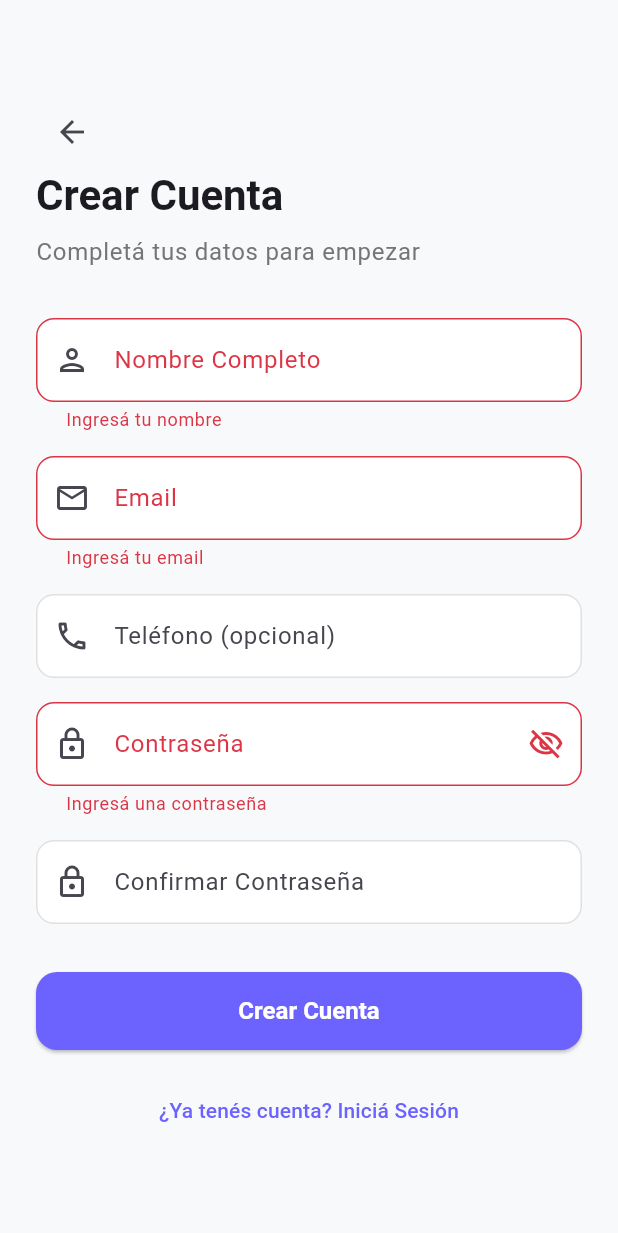
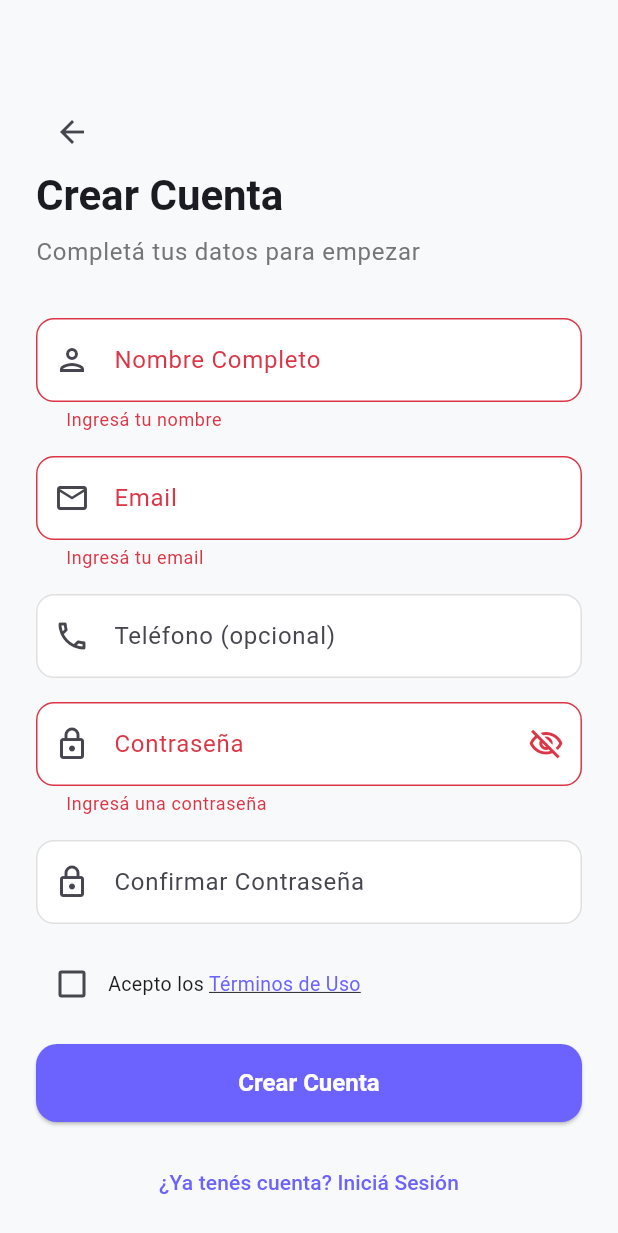
Before and after one commit to Cozzo-Emi/paw-adoptar, a Flutter app: the RegisterScreen screen opened by its route, after a tap on "Crear Cuenta", on a phone screen of 412 x 824 dp. Shown: the top 1233 px of the screen. Run offline on Flutter 3.47's test engine with Material 3 defaults, Android fonts, the phone set to English and light mode, and no system bars; our stand-ins replace dio, firebase_core, firebase_messaging, flutter_secure_storage, go_router, image_picker; accounts and stored records are empty.

Commit message:
feat(legal): términos de uso con checkbox en registro + integration tests
- RegisterScreen: checkbox 'Acepto los Términos de Uso' obligatorio
- Modal con 7 cláusulas legales (Ley 25.326)
- test/integration/happy_path_test.dart: 3 tests de flujo de screens
- Eliminado deploy-web.yml (se usará Firebase, no GitHub Pages)

```diff
--- a/frontend/lib/screens/auth/register_screen.dart
+++ b/frontend/lib/screens/auth/register_screen.dart
@@ -21,6 +21,7 @@ class _RegisterScreenState extends State<RegisterScreen> {
   final _confirmPasswordController = TextEditingController();
   bool _isLoading = false;
   bool _obscurePassword = true;
+  bool _acceptedTerms = false;
 
   @override
   void dispose() {
@@ -34,6 +35,12 @@ class _RegisterScreenState extends State<RegisterScreen> {
 
   Future<void> _handleRegister() async {
     if (!_formKey.currentState!.validate()) return;
+    if (!_acceptedTerms) {
+      ScaffoldMessenger.of(context).showSnackBar(
+        const SnackBar(content: Text('Debés aceptar los Términos de Uso')),
+      );
+      return;
+    }
 
     setState(() => _isLoading = true);
 
@@ -200,7 +207,33 @@ class _RegisterScreenState extends State<RegisterScreen> {
                       return null;
                     },
                   ),
-                  const SizedBox(height: 32),
+                  const SizedBox(height: 16),
+                  Row(
+                    children: [
+                      Checkbox(
+                        value: _acceptedTerms,
+                        onChanged: (v) => setState(() => _acceptedTerms = v ?? false),
+                      ),
+                      Expanded(
+                        child: GestureDetector(
+                          onTap: () => _showTerms(context),
+                          child: const Text.rich(
+                            TextSpan(
+                              text: 'Acepto los ',
+                              style: TextStyle(fontSize: 13),
+                              children: [
+                                TextSpan(
+                                  text: 'Términos de Uso',
+                                  style: TextStyle(color: Color(0xFF6C63FF), decoration: TextDecoration.underline),
+                                ),
+                              ],
+                            ),
+                          ),
+                        ),
+                      ),
+                    ],
+                  ),
+                  const SizedBox(height: 16),
                   SizedBox(
                     width: double.infinity,
                     child: ElevatedButton(
@@ -223,4 +256,30 @@ class _RegisterScreenState extends State<RegisterScreen> {
       ),
     );
   }
+
+  void _showTerms(BuildContext context) {
+    showDialog(
+      context: context,
+      builder: (ctx) => AlertDialog(
+        title: const Text('Términos de Uso'),
+        content: const SingleChildScrollView(
+          child: Text(
+            'PAW - App de Adopción de Mascotas\n\n'
+            'Al registrarte en PAW, aceptás los siguientes términos:\n\n'
+            '1. Solo publicarás mascotas reales disponibles para adopción responsable. No se permite la venta de animales.\n\n'
+            '2. La información proporcionada debe ser veraz. Los perfiles falsos serán suspendidos.\n\n'
+            '3. Las fotos publicadas deben ser de tu autoría y mostrar al animal real.\n\n'
+            '4. No se permite contenido ofensivo, discriminatorio o inapropiado.\n\n'
+            '5. Tus datos personales se tratan según la Ley 25.326 de Protección de Datos Personales (Argentina).\n\n'
+            '6. PAW se reserva el derecho de moderar, editar o eliminar cualquier contenido que viole estos términos.\n\n'
+            '7. El equipo de PAW puede contactarte para verificar información o resolver incidencias.',
+            style: TextStyle(fontSize: 13, height: 1.5),
+          ),
+        ),
+        actions: [
+          TextButton(onPressed: () => Navigator.pop(ctx), child: const Text('Cerrar')),
+        ],
+      ),
+    );
+  }
 }
```
Also changed, not shown: 1 other file.
